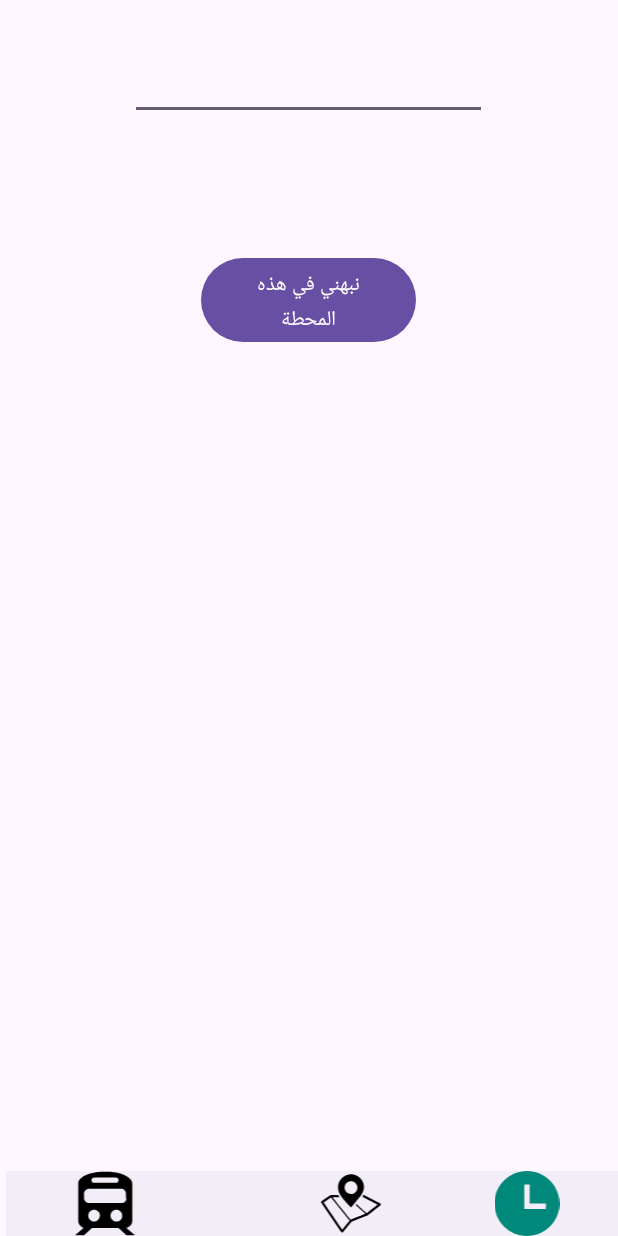
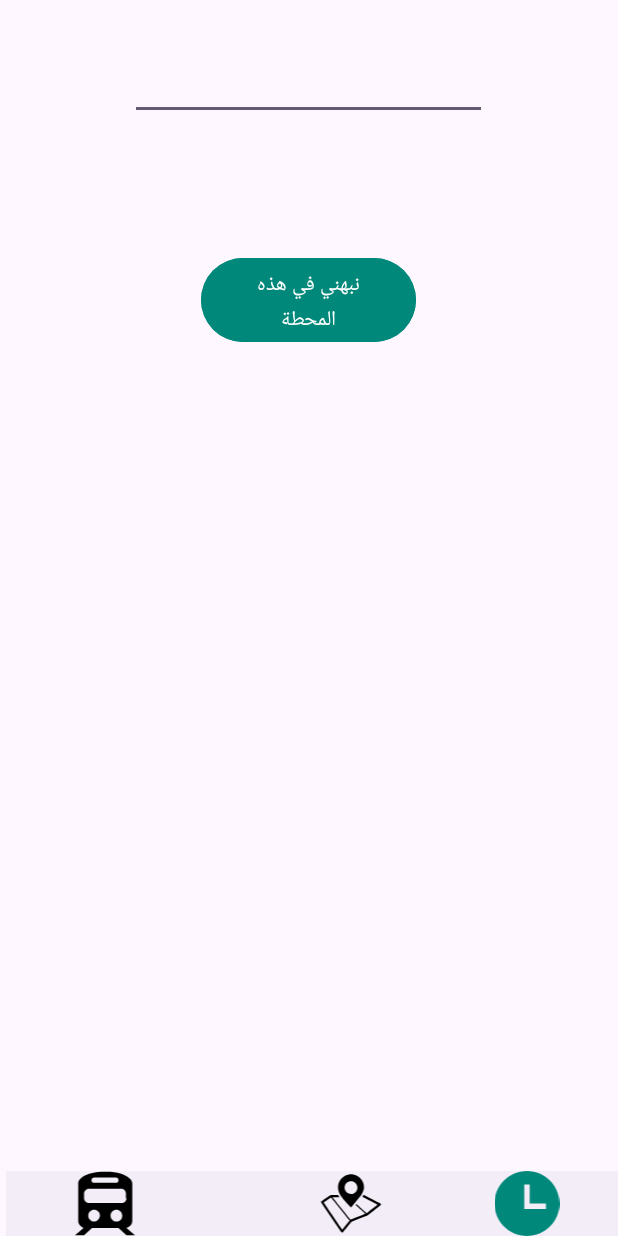
Before and after one commit to yousefzaki9993/metro-app, an Android app: the MainActivity3 screen opened directly, with no data from a screen before it, on a phone screen of 412 x 824 dp. Run offline under Robolectric (Android 15) with nearby library versions, the phone set to English and light mode, and no system bars; libraries missing offline, so code that uses them is left out: mumayank.com.airlocationlibrary.

Commit message:
merged commit2

```diff
--- a/app/src/main/res/layout/activity_main3.xml
+++ b/app/src/main/res/layout/activity_main3.xml
@@ -69,6 +69,7 @@
         android:layout_width="143dp"
         android:layout_height="64dp"
         android:layout_marginTop="88dp"
+        android:backgroundTint="#00897B"
         android:onClick="alertme"
         android:text="نبهني في هذه المحطة"
         app:layout_constraintEnd_toEndOf="parent"
```
